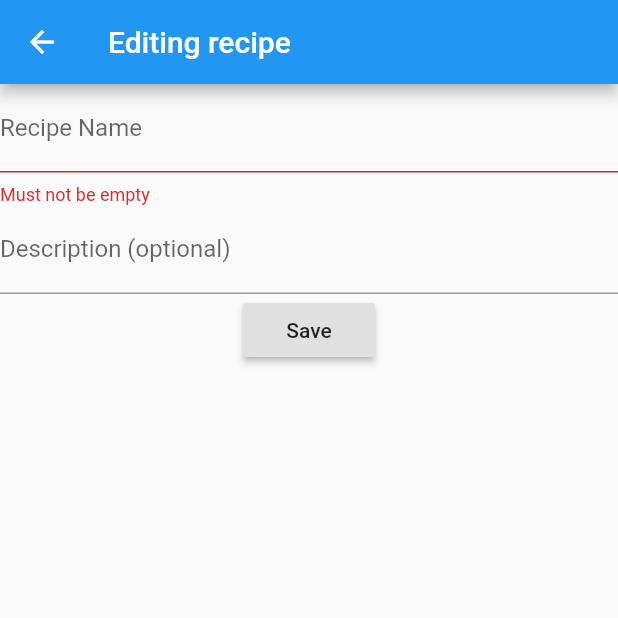
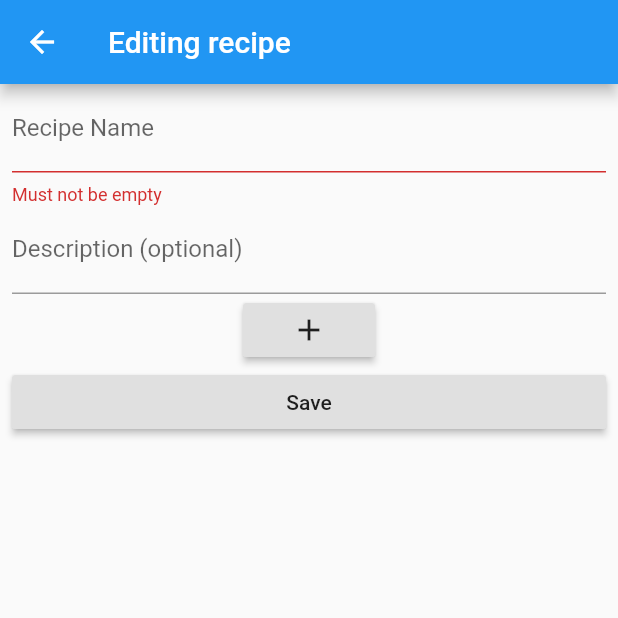
Before and after one commit to AmeliaEScott/SimpleRecipes, a Flutter app: the EditRecipe screen opened directly with empty values, on a phone screen of 412 x 824 dp, the top half of it. Run offline on Flutter 3.47's test engine with Material 2 defaults, Android fonts, the phone set to English and light mode, and no system bars.

```diff
--- a/lib/editrecipe.dart
+++ b/lib/editrecipe.dart
@@ -12,7 +12,12 @@ class EditRecipe extends StatelessWidget{
       appBar: AppBar(
         title: Text("Editing recipe"),
       ),
-      body: EditRecipeForm(_recipe),
+      body: Padding(
+        padding: EdgeInsets.symmetric(
+          horizontal: 8.0
+        ),
+        child: EditRecipeForm(_recipe),
+      )
     );
   }
 
@@ -43,7 +48,7 @@ class _EditRecipeFormState extends State<EditRecipeForm>{
     return Form(
       key: _formKey,
       autovalidate: true,
-      child: Column(
+      child: ListView(
         children: [
           TextFormField(
             keyboardType: TextInputType.text,
@@ -58,11 +63,14 @@ class _EditRecipeFormState extends State<EditRecipeForm>{
           TextFormField(
             keyboardType: TextInputType.multiline,
             maxLines: null,
+            initialValue: _recipe.description,
             decoration: InputDecoration(
               labelText: "Description (optional)"
             ),
             onSaved: (value) => _recipe.description = value,
           ),
+
+          _IngredientList(_recipe),
 
           RaisedButton(
             child: Text("Save"),
@@ -83,5 +91,122 @@ class _EditRecipeFormState extends State<EditRecipeForm>{
       )
     );
   }
+}
+
+class _IngredientList extends StatefulWidget{
+
+  final Recipe _recipe;
+
+  _IngredientList(this._recipe);
+
+  @override
+  State<StatefulWidget> createState() {
+    return _IngredientListState(_recipe);
+  }
 
 }
+
+class _IngredientListState extends State<_IngredientList>{
+
+  final Recipe _recipe;
+  List<Ingredient> _ingredients = [];
+
+  _IngredientListState(this._recipe);
+
+  void removeIngredient(Ingredient ingredient){
+    setState(() {
+      _ingredients.removeWhere((other) => other.order == ingredient.order);
+    });
+  }
+
+  void addIngredient(){
+    setState(() {
+      int order = _ingredients.length == 0 ? 1 : _ingredients.last.order + 1;
+      _ingredients.add(Ingredient(order: order));
+    });
+  }
+
+  @override
+  Widget build(BuildContext context) {
+    return Column(
+      children: <Widget>[
+        Column(
+          children: _ingredients.map(
+                  (ingredient) => _IngredientView(ingredient, this)
+          ).toList()
+        ),
+        RaisedButton(
+          child: Icon(Icons.add),
+          onPressed: this.addIngredient,
+        )
+      ],
+    );
+  }
+}
+
+class _IngredientView extends StatelessWidget{
+
+  final Ingredient _ingredient;
+  final _IngredientListState _state;
+
+  _IngredientView(this._ingredient, this._state);
+
+  @override
+  Widget build(BuildContext context) {
+    return Column(
+      key: ValueKey(_ingredient.order),
+      children: <Widget>[
+        Row(
+          children: <Widget>[
+            Expanded(
+                flex: 8,
+                child: TextFormField(
+                  initialValue: _ingredient.name,
+                  decoration: InputDecoration(
+                      labelText: "Name"
+                  ),
+                  onSaved: (value) => _ingredient.name = value,
+                  validator: (value) => value.isEmpty ? "Required" : null,
+                )
+            ),
+            Expanded(
+              flex: 2,
+              child: TextFormField(
+                initialValue: _ingredient.unit,
+                decoration: InputDecoration(
+                    labelText: "Unit"
+                ),
+                onSaved: (value) => _ingredient.unit = value,
+                validator: (value) => value.isEmpty ? "Required" : null,
+              ),
+            ),
+          ],
+        ),
+        Row(
+          children: <Widget>[
+            Expanded(
+              flex: 8,
+              child: TextFormField(
+                initialValue: _ingredient.comment,
+                decoration: InputDecoration(
+                    labelText: "Comment (optional)"
+                ),
+                onSaved: (value) => _ingredient.comment = value,
+                validator: (value) => null,
+              )
+            ),
+            Expanded(
+              flex: 2,
+              child: RaisedButton(
+                onPressed: () => _state.removeIngredient(_ingredient),
+                child: Icon(Icons.delete),
+                color: Colors.red,
+              )
+            )
+          ]
+        )
+      ]
+    );
+  }
+
+}
--- a/lib/recipe.dart
+++ b/lib/recipe.dart
@@ -5,5 +5,19 @@ class Recipe {
   String name = "";
   String description = "";
 
-  Recipe(int id) : id = id;
+  List<Ingredient> ingredients = [];
+
+  Recipe(this.id);
 }
+
+class Ingredient {
+
+  int order;
+  String name;
+  double amount;
+  String unit;
+  String comment;
+
+  Ingredient({this.order, this.name, this.amount, this.unit, this.comment});
+
+}
```
